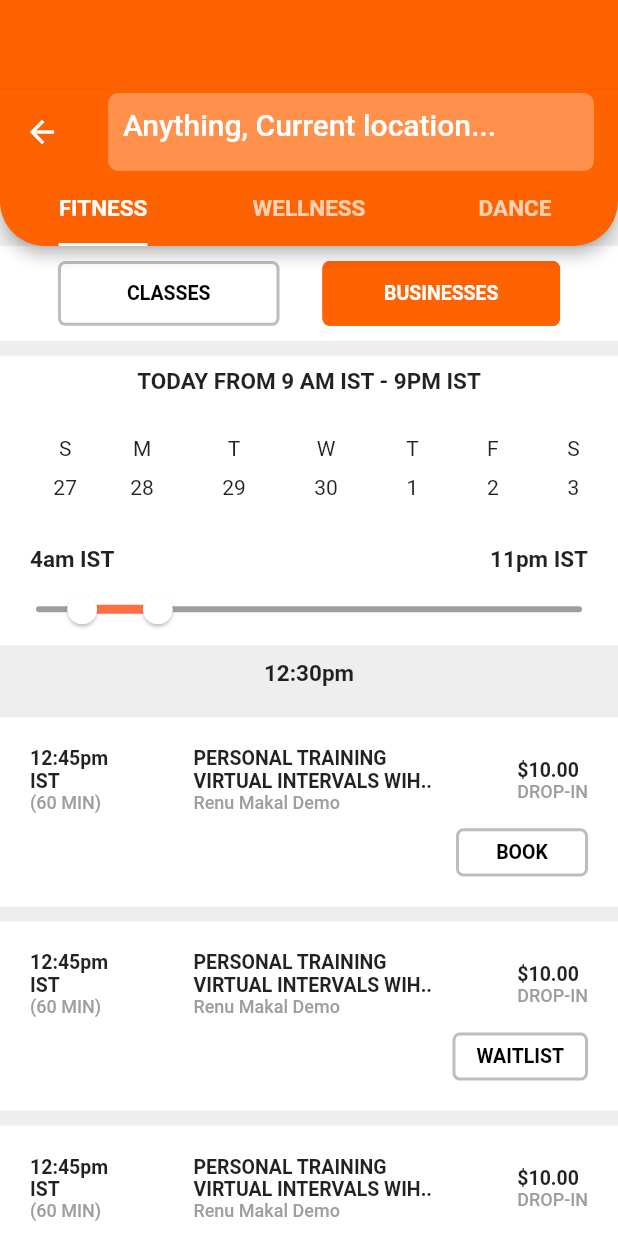
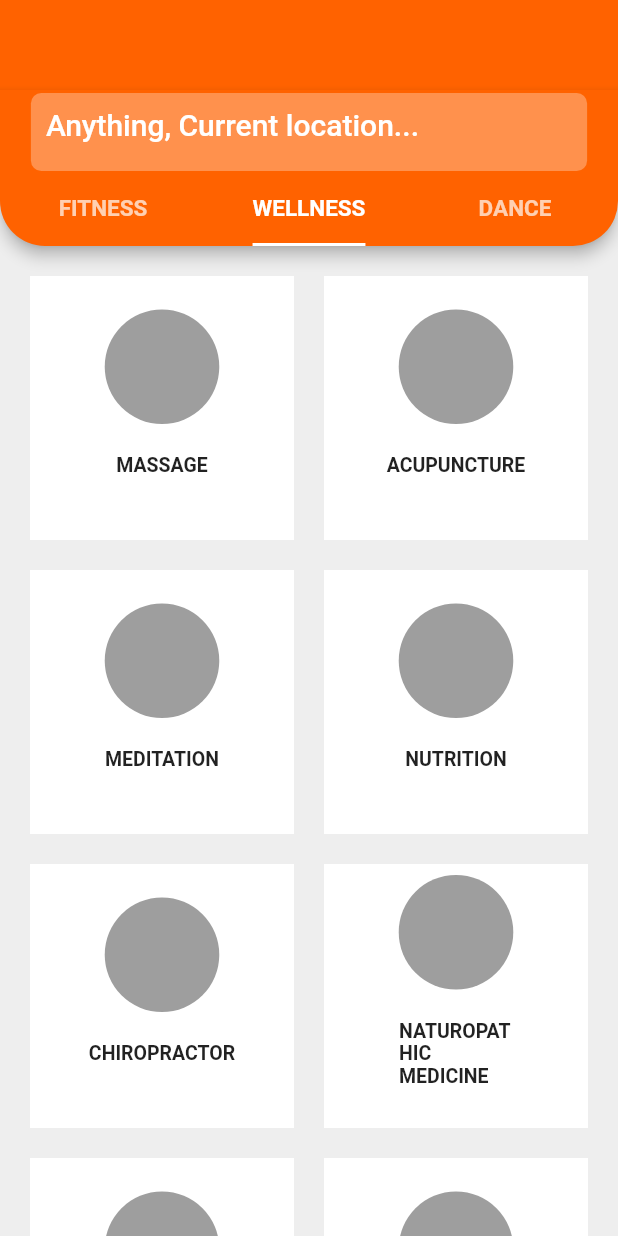
Before and after one commit to dexzter07/Fitness-User-App, a Flutter app: the CreateAccount4 screen opened directly, after a tap on "CREATE ACCOUNT", after a tap on "WELLNESS", on a phone screen of 412 x 824 dp. Run offline on Flutter 3.47's test engine with Material 2 defaults, Android fonts, the phone set to English and light mode, and no system bars; our stand-ins replace carousel_pro, google_sign_in, image_picker, persistent_bottom_nav_bar, splashscreen, toggle_switch.

Commit message:
some changes

```diff
--- a/lib/components/create_account4.dart
+++ b/lib/components/create_account4.dart
@@ -93,6 +93,7 @@ class _CreateAccount4State extends State<CreateAccount4> {
                 ),
                 SizedBox(height: MediaQuery.of(context).size.height * 0.4,),
                 Container(
+                  margin: EdgeInsets.symmetric(horizontal: 30),
                   width: 369.33,
                   height: 57.47,
                   child: FlatButton(
--- a/lib/components/explore_classes.dart
+++ b/lib/components/explore_classes.dart
@@ -8,11 +8,33 @@ import 'package:flutter/material.dart';
 import 'explore_wellness.dart';
 
 class ExploreClasses extends StatefulWidget {
+  final int index;
+  ExploreClasses({this.index});
   @override
   _ExploreClassesState createState() => _ExploreClassesState();
 }
 
-class _ExploreClassesState extends State<ExploreClasses> {
+class _ExploreClassesState extends State<ExploreClasses> with SingleTickerProviderStateMixin {
+  TabController _tabController ;
+  int _index = 0;
+
+  @override
+  void dispose() {
+    // TODO: implement dispose
+    super.dispose();
+    _tabController.dispose();
+
+  }
+
+  @override
+  void initState() {
+    super.initState();
+    setState(() {
+      _index = widget.index ?? 0;
+    });
+    _tabController = TabController(length: 3, vsync: this, initialIndex: _index);
+  }
+
   RangeValues values = RangeValues(4 , 11);
   @override
   Widget build(BuildContext context) {
@@ -24,15 +46,18 @@ class _ExploreClassesState extends State<ExploreClasses> {
         child: Scaffold(
           backgroundColor: Colors.grey[200],
           appBar: AppBar(
+            automaticallyImplyLeading: false,
             backgroundColor: Color.fromRGBO(255, 98, 0, 1),
             shape: RoundedRectangleBorder(
               borderRadius: new BorderRadius.vertical(
                 bottom: Radius.circular(30),
               ),
             ),
-            bottom: const TabBar(
+            bottom: TabBar(
+              controller: _tabController,
               indicatorSize: TabBarIndicatorSize.label ,
               indicatorColor: Colors.white,
+
               tabs: [
                 Tab(child: Text('FITNESS', style: TextStyle(fontSize: 15, fontWeight: FontWeight.w600),)),
                 Tab(child: Text('WELLNESS', style: TextStyle(fontSize: 15, fontWeight: FontWeight.w600),)),
@@ -62,6 +87,7 @@ class _ExploreClassesState extends State<ExploreClasses> {
                 )),
           ),
           body: Builder(builder: (context) => TabBarView(
+            controller: _tabController,
             children: [
               //FITNESS
               Column(
--- a/lib/components/explore_wellness.dart
+++ b/lib/components/explore_wellness.dart
@@ -20,6 +20,7 @@ class _ExploreWellnessState extends State<ExploreWellness> {
         child: Scaffold(
           backgroundColor: Colors.grey[200],
           appBar: AppBar(
+            automaticallyImplyLeading: false,
             backgroundColor: Color.fromRGBO(255, 98, 0, 1),
             shape: RoundedRectangleBorder(
               borderRadius: new BorderRadius.vertical(
--- a/lib/components/mainPage.dart
+++ b/lib/components/mainPage.dart
@@ -70,18 +70,19 @@ class _MainPageState extends State<MainPage> {
         body: Column(
           children: [
             Container(
+
               padding: EdgeInsets.all(10),
               color: Colors.grey[200],
               child: Row(
                 mainAxisAlignment: MainAxisAlignment.spaceEvenly,
                 children: [
-                  SizedBox(
-
+                  Container(
+                    margin: EdgeInsets.symmetric(horizontal: 5),
                     height: 43.22,
                     child: FlatButton(
                       color: Color.fromRGBO(255, 98, 0, 1),
                       child: Padding(
-                        padding: const EdgeInsets.symmetric(horizontal: 20),
+                        padding: const EdgeInsets.symmetric(horizontal: 10),
                         child: Text("FITNESS", style: TextStyle(color: Colors.white, fontSize: 13, fontWeight: FontWeight.w600),),
                       ),
                       shape: RoundedRectangleBorder(side: BorderSide(
@@ -96,13 +97,13 @@ class _MainPageState extends State<MainPage> {
                     ),
                   ),
 
-                  SizedBox(
-
+                  Container(
+                    margin: EdgeInsets.symmetric(horizontal: 5),
                     height: 43.22,
                     child: FlatButton(
                       color: Colors.teal[600],
                       child: Padding(
-                        padding: const EdgeInsets.symmetric(horizontal: 20),
+                        padding: const EdgeInsets.symmetric(horizontal: 10),
 
                         child: Text("WELLNESS", style: TextStyle(color: Colors.white, fontSize: 13, fontWeight: FontWeight.w600),),
                       ),
@@ -112,7 +113,7 @@ class _MainPageState extends State<MainPage> {
                           style: BorderStyle.solid
                       ), borderRadius: BorderRadius.circular(5)),
                       onPressed: (){
-                        Navigator.push(context,MaterialPageRoute(builder: (context) => ExploreClasses()));
+                        Navigator.push(context,MaterialPageRoute(builder: (context) {return ExploreClasses(index: 1,);}));
 
 
 
@@ -120,13 +121,14 @@ class _MainPageState extends State<MainPage> {
                     ),
                   ),
 
-                  SizedBox(
+                  Container(
+                    margin: EdgeInsets.symmetric(horizontal: 5),
 
                     height: 43.22,
                     child: FlatButton(
                       color: Colors.purple[600],
                       child: Padding(
-                        padding: const EdgeInsets.symmetric(horizontal: 20),
+                        padding: const EdgeInsets.symmetric(horizontal: 10),
 
                         child: Text("DANCE", style: TextStyle(color: Colors.white, fontSize: 13, fontWeight: FontWeight.w600,),),
                       ),
@@ -136,7 +138,7 @@ class _MainPageState extends State<MainPage> {
                           style: BorderStyle.solid
                       ), borderRadius: BorderRadius.circular(5)),
                       onPressed: (){
-                        Navigator.push(context,MaterialPageRoute(builder: (context) => ExploreClasses()));
+                        Navigator.push(context,MaterialPageRoute(builder: (context) {return ExploreClasses(index: 2,);}));
 
 
 
@@ -164,7 +166,7 @@ class _MainPageState extends State<MainPage> {
                       Row(
                         mainAxisAlignment: MainAxisAlignment.spaceBetween,
                         children: [
-                          Text("Start finding yur favourite businesses today", style: TextStyle(fontSize: 15, fontWeight: FontWeight.w500),),
+                          Text("Start finding your favourite businesses today", style: TextStyle(fontSize: 15, fontWeight: FontWeight.w500),),
                           Icon(Icons.favorite, color: Colors.red,),
                         ],
                       ),
--- a/lib/components/navscreen.dart
+++ b/lib/components/navscreen.dart
@@ -64,19 +64,26 @@ class BottomNavScreen extends StatelessWidget {
   List<PersistentBottomNavBarItem> _navBarsItems() {
     return [
       PersistentBottomNavBarItem(
-          icon: Icon(Icons.home, color: Colors.deepOrangeAccent,),title:"HOME"
+        activeColorSecondary: Colors.deepOrangeAccent,
+          icon: Icon(Icons.home,),title:"HOME"
       ),
       PersistentBottomNavBarItem(
-          icon: Icon(Icons.explore, color: Colors.deepOrangeAccent,),title:"EXPLORE"
+          activeColorSecondary: Colors.deepOrangeAccent,
+
+          icon: Icon(Icons.explore,),title:"EXPLORE"
       ),
       PersistentBottomNavBarItem(
-          icon: Icon(Icons.favorite, color: Colors.deepOrangeAccent,),title:"FAVOURITE"
+          activeColorSecondary: Colors.deepOrangeAccent,
+          icon: Icon(Icons.favorite),title:"FAVOURITE"
       ),
       PersistentBottomNavBarItem(
-          icon: Icon(Icons.local_activity_rounded, color: Colors.deepOrangeAccent,),title:"ACTIVITY"
+          activeColorSecondary: Colors.deepOrangeAccent,
+          icon: Icon(Icons.local_activity_rounded),title:"ACTIVITY"
       ),
       PersistentBottomNavBarItem(
-          icon: Icon(Icons.account_circle, color: Colors.deepOrangeAccent,),title:"PROFILE"
+          activeColorSecondary: Colors.deepOrangeAccent,
+
+          icon: Icon(Icons.account_circle),title:"PROFILE"
       ),
     ];
   }
--- a/lib/components/search.dart
+++ b/lib/components/search.dart
@@ -29,7 +29,11 @@ class _SearchState extends State<Search> {
                   alignment: Alignment.topRight,
                   child: Padding(
                     padding: const EdgeInsets.symmetric(horizontal: 20),
-                    child: Text("SEARCH", style: TextStyle(fontSize: 15, fontWeight: FontWeight.w600, color: Colors.white),),
+                    child: InkWell(
+                        onTap: (){
+                          Navigator.pop(context);
+                        },
+                        child: Text("SEARCH", style: TextStyle(fontSize: 15, fontWeight: FontWeight.w600, color: Colors.white),)),
                   )),
               SizedBox(height: 15,),
               SizedBox(
```
Also changed, not shown: lib/main.dart (+22 -26 lines), 2 other files.
